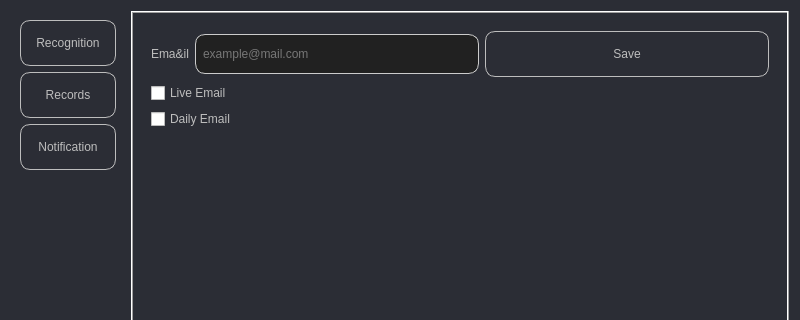
This is custom_widgets/setting/Setting.ui in elmhadji/AccessController as Qt 5 draws it before an edit; both pictures show x 0 to 800 and y 0 to 320 of the 800 by 556 pixel window. The edited form follows.
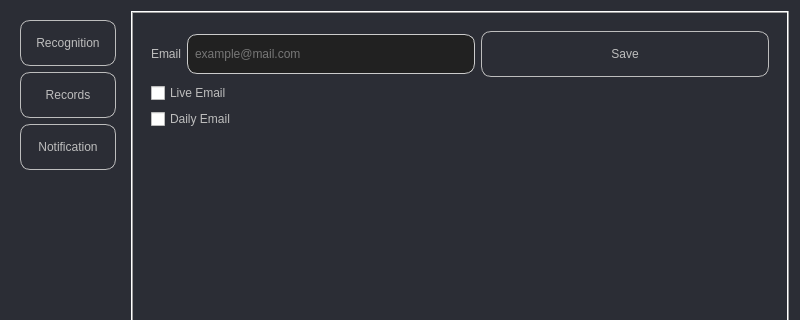
This is the edited form. The open tabs and pages were chosen to show the change. Icons and pictures are not drawn.

Patch:
```diff
--- a/custom_widgets/setting/Setting.ui
+++ b/custom_widgets/setting/Setting.ui
@@ -283,7 +283,7 @@
             <item>
              <widget class="QLabel" name="emailLabel">
               <property name="text">
-               <string>Ema&amp;il</string>
+               <string>Email</string>
               </property>
              </widget>
             </item>
```
Left out of the diff: 6 changed lines with no effect on the pictures.
